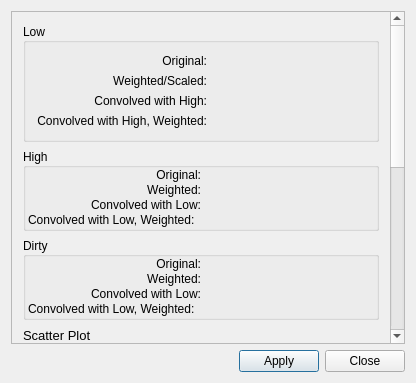
Above: code/guitools/Feather/PreferencesColor.ui from radio-astro/casa before the change. Below: the same form after it.
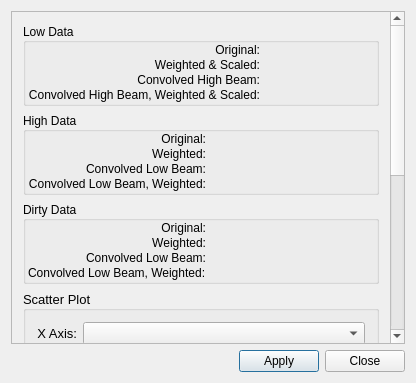
That is the form after the change.

```diff
--- a/code/guitools/Feather/PreferencesColor.ui
+++ b/code/guitools/Feather/PreferencesColor.ui
@@ -34,19 +34,34 @@
         <x>0</x>
         <y>0</y>
         <width>378</width>
-        <height>779</height>
+        <height>747</height>
        </rect>
       </property>
       <layout class="QVBoxLayout" name="verticalLayout">
        <item>
         <widget class="QGroupBox" name="groupBox_6">
          <property name="title">
-          <string>Low</string>
+          <string>Low Data</string>
          </property>
          <property name="alignment">
           <set>Qt::AlignLeading|Qt::AlignLeft|Qt::AlignVCenter</set>
          </property>
          <layout class="QGridLayout" name="gridLayout">
+          <property name="leftMargin">
+           <number>2</number>
+          </property>
+          <property name="topMargin">
+           <number>0</number>
+          </property>
+          <property name="rightMargin">
+           <number>2</number>
+          </property>
+          <property name="bottomMargin">
+           <number>1</number>
+          </property>
+          <property name="spacing">
+           <number>1</number>
+          </property>
           <item row="0" column="0">
            <widget class="QLabel" name="label_2">
             <property name="text">
@@ -63,7 +78,7 @@
           <item row="1" column="0">
            <widget class="QLabel" name="label_5">
             <property name="text">
-             <string>Weighted/Scaled:</string>
+             <string>Weighted &amp; Scaled:</string>
             </property>
             <property name="alignment">
              <set>Qt::AlignRight|Qt::AlignTrailing|Qt::AlignVCenter</set>
@@ -76,7 +91,7 @@
           <item row="2" column="0">
            <widget class="QLabel" name="label_7">
             <property name="text">
-             <string>Convolved with High:</string>
+             <string>Convolved High Beam:</string>
             </property>
             <property name="alignment">
              <set>Qt::AlignRight|Qt::AlignTrailing|Qt::AlignVCenter</set>
@@ -89,7 +104,7 @@
           <item row="3" column="0">
            <widget class="QLabel" name="label_9">
             <property name="text">
-             <string>Convolved with High, Weighted:</string>
+             <string>Convolved High Beam, Weighted &amp; Scaled:</string>
             </property>
             <property name="alignment">
              <set>Qt::AlignRight|Qt::AlignTrailing|Qt::AlignVCenter</set>
@@ -105,7 +120,7 @@
        <item>
         <widget class="QGroupBox" name="groupBox_7">
          <property name="title">
-          <string>High</string>
+          <string>High Data</string>
          </property>
          <property name="alignment">
           <set>Qt::AlignLeading|Qt::AlignLeft|Qt::AlignVCenter</set>
@@ -155,7 +170,7 @@
           <item row="2" column="0">
            <widget class="QLabel" name="label_14">
             <property name="text">
-             <string>Convolved with Low:</string>
+             <string>Convolved Low Beam:</string>
             </property>
             <property name="alignment">
              <set>Qt::AlignRight|Qt::AlignTrailing|Qt::AlignVCenter</set>
@@ -168,7 +183,10 @@
           <item row="3" column="0">
            <widget class="QLabel" name="label_19">
             <property name="text">
-             <string>Convolved with Low, Weighted:</string>
+             <string>Convolved Low Beam, Weighted:</string>
+            </property>
+            <property name="alignment">
+             <set>Qt::AlignRight|Qt::AlignTrailing|Qt::AlignVCenter</set>
             </property>
            </widget>
           </item>
@@ -181,7 +199,7 @@
        <item>
         <widget class="QGroupBox" name="dirtyGroupBox">
          <property name="title">
-          <string>Dirty</string>
+          <string>Dirty Data</string>
          </property>
          <property name="alignment">
           <set>Qt::AlignLeading|Qt::AlignLeft|Qt::AlignVCenter</set>
@@ -231,7 +249,7 @@
           <item row="2" column="0">
            <widget class="QLabel" name="label_22">
             <property name="text">
-             <string>Convolved with Low:</string>
+             <string>Convolved Low Beam:</string>
             </property>
             <property name="alignment">
              <set>Qt::AlignRight|Qt::AlignTrailing|Qt::AlignVCenter</set>
@@ -244,7 +262,7 @@
           <item row="3" column="0">
            <widget class="QLabel" name="label_24">
             <property name="text">
-             <string>Convolved with Low, Weighted:</string>
+             <string>Convolved Low Beam, Weighted:</string>
             </property>
            </widget>
           </item>
```
